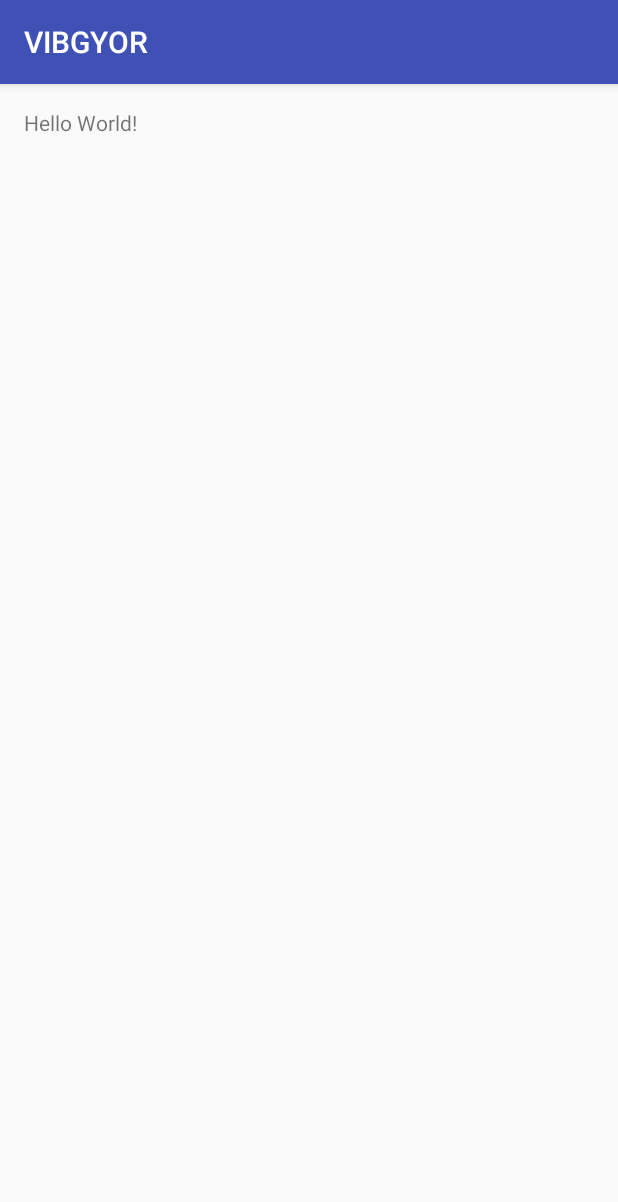
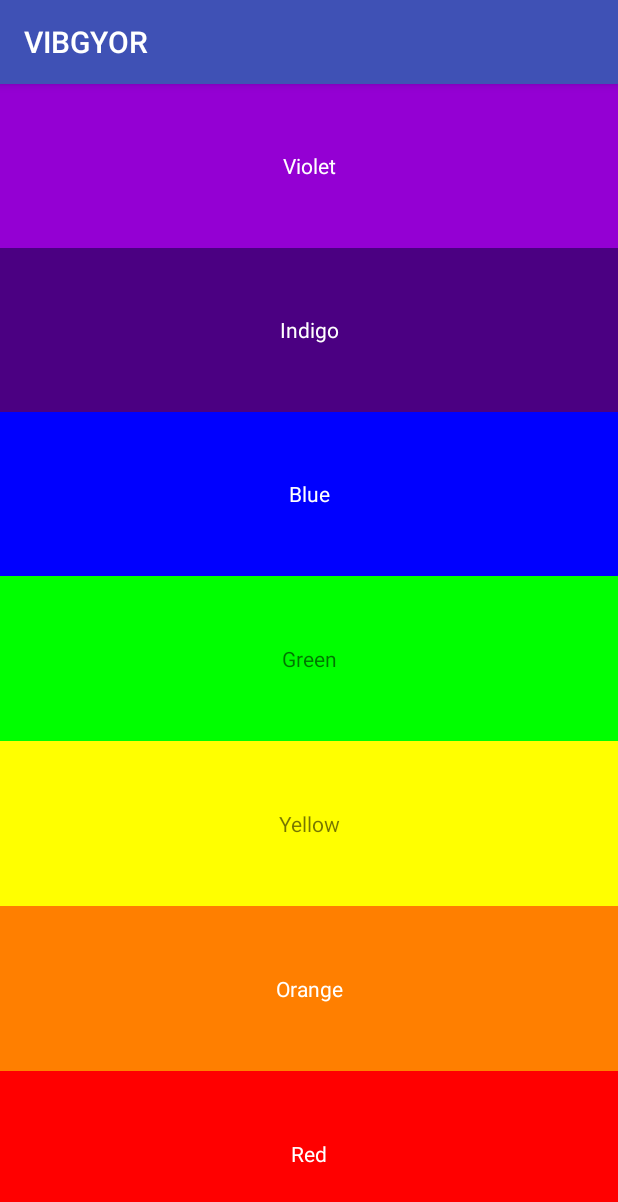
Before and after one commit to Acadgild-AND-Hari/AG_AND_S2_A1, an Android app: the screen it shows after launch (ColorActivity), on a phone screen of 412 x 824 dp. Shown: the top 1202 px of the screen. Run offline under Robolectric (Android 15) with nearby library versions, the phone set to English and light mode, and no system bars.

Commit message:
Added TextView in LinearLayout
7 TextViews with each having different colors from VIBGYOR

```diff
--- a/app/src/main/res/layout/activity_main.xml
+++ b/app/src/main/res/layout/activity_main.xml
@@ -1,17 +1,100 @@
 <?xml version="1.0" encoding="utf-8"?>
-<RelativeLayout xmlns:android="http://schemas.android.com/apk/res/android"
+<LinearLayout xmlns:android="http://schemas.android.com/apk/res/android"
     xmlns:tools="http://schemas.android.com/tools"
     android:id="@+id/activity_main"
     android:layout_width="match_parent"
     android:layout_height="match_parent"
-    android:paddingBottom="@dimen/activity_vertical_margin"
-    android:paddingLeft="@dimen/activity_horizontal_margin"
-    android:paddingRight="@dimen/activity_horizontal_margin"
-    android:paddingTop="@dimen/activity_vertical_margin"
+    android:orientation="vertical"
     tools:context="com.hari.aag.vibgyor.ColorActivity">
 
     <TextView
-        android:layout_width="wrap_content"
+        android:layout_width="match_parent"
         android:layout_height="wrap_content"
-        android:text="Hello World!" />
-</RelativeLayout>
+        android:layout_weight="1"
+        android:background="@color/colorViolet"
+        android:gravity="center"
+        android:paddingBottom="@dimen/activity_vertical_margin"
+        android:paddingLeft="@dimen/activity_horizontal_margin"
+        android:paddingRight="@dimen/activity_horizontal_margin"
+        android:paddingTop="@dimen/activity_vertical_margin"
+        android:text="@string/str_violet"
+        android:textColor="@android:color/white" />
+
+    <TextView
+        android:layout_width="match_parent"
+        android:layout_height="wrap_content"
+        android:layout_weight="1"
+        android:background="@color/colorIndigo"
+        android:gravity="center"
+        android:paddingBottom="@dimen/activity_vertical_margin"
+        android:paddingLeft="@dimen/activity_horizontal_margin"
+        android:paddingRight="@dimen/activity_horizontal_margin"
+        android:paddingTop="@dimen/activity_vertical_margin"
+        android:text="@string/str_indigo"
+        android:textColor="@android:color/white" />
+
+    <TextView
+        android:layout_width="match_parent"
+        android:layout_height="wrap_content"
+        android:layout_weight="1"
+        android:background="@color/colorBlue"
+        android:gravity="center"
+        android:paddingBottom="@dimen/activity_vertical_margin"
+        android:paddingLeft="@dimen/activity_horizontal_margin"
+        android:paddingRight="@dimen/activity_horizontal_margin"
+        android:paddingTop="@dimen/activity_vertical_margin"
+        android:text="@string/str_blue"
+        android:textColor="@android:color/white" />
+
+    <TextView
+        android:layout_width="match_parent"
+        android:layout_height="wrap_content"
+        android:layout_weight="1"
+        android:background="@color/colorGreen"
+        android:gravity="center"
+        android:paddingBottom="@dimen/activity_vertical_margin"
+        android:paddingLeft="@dimen/activity_horizontal_margin"
+        android:paddingRight="@dimen/activity_horizontal_margin"
+        android:paddingTop="@dimen/activity_vertical_margin"
+        android:text="@string/str_green" />
+
+    <TextView
+        android:layout_width="match_parent"
+        android:layout_height="wrap_content"
+        android:layout_weight="1"
+        android:background="@color/colorYellow"
+        android:gravity="center"
+        android:paddingBottom="@dimen/activity_vertical_margin"
+        android:paddingLeft="@dimen/activity_horizontal_margin"
+        android:paddingRight="@dimen/activity_horizontal_margin"
+        android:paddingTop="@dimen/activity_vertical_margin"
+        android:text="@string/str_yellow" />
+
+    <TextView
+        android:layout_width="match_parent"
+        android:layout_height="wrap_content"
+        android:layout_weight="1"
+        android:background="@color/colorOrange"
+        android:gravity="center"
+        android:paddingBottom="@dimen/activity_vertical_margin"
+        android:paddingLeft="@dimen/activity_horizontal_margin"
+        android:paddingRight="@dimen/activity_horizontal_margin"
+        android:paddingTop="@dimen/activity_vertical_margin"
+        android:text="@string/str_orange"
+        android:textColor="@android:color/white" />
+
+    <TextView
+        android:layout_width="match_parent"
+        android:layout_height="wrap_content"
+        android:layout_weight="1"
+        android:background="@color/colorRed"
+        android:gravity="center"
+        android:paddingBottom="@dimen/activity_vertical_margin"
+        android:paddingLeft="@dimen/activity_horizontal_margin"
+        android:paddingRight="@dimen/activity_horizontal_margin"
+        android:paddingTop="@dimen/activity_vertical_margin"
+        android:text="@string/str_red"
+        android:textColor="@android:color/white" />
+
+
+</LinearLayout>
--- /dev/null
+++ b/app/src/main/res/values-land/dimens.xml
@@ -0,0 +1,5 @@
+<?xml version="1.0" encoding="utf-8"?>
+<resources>
+    <dimen name="activity_horizontal_margin">50dp</dimen>
+    <dimen name="activity_vertical_margin">10dp</dimen>
+</resources>
--- a/app/src/main/res/values/colors.xml
+++ b/app/src/main/res/values/colors.xml
@@ -3,4 +3,11 @@
     <color name="colorPrimary">#3F51B5</color>
     <color name="colorPrimaryDark">#303F9F</color>
     <color name="colorAccent">#FF4081</color>
+    <color name="colorViolet">#9400D3</color>
+    <color name="colorIndigo">#4B0082</color>
+    <color name="colorBlue">#0000FF</color>
+    <color name="colorGreen">#00FF00</color>
+    <color name="colorYellow">#FFFF00</color>
+    <color name="colorOrange">#FF7F00</color>
+    <color name="colorRed">#FF0000</color>
 </resources>
--- a/app/src/main/res/values/dimens.xml
+++ b/app/src/main/res/values/dimens.xml
@@ -1,5 +1,4 @@
 <resources>
-    <!-- Default screen margins, per the Android Design guidelines. -->
-    <dimen name="activity_horizontal_margin">16dp</dimen>
-    <dimen name="activity_vertical_margin">16dp</dimen>
+    <dimen name="activity_horizontal_margin">150dp</dimen>
+    <dimen name="activity_vertical_margin">30dp</dimen>
 </resources>
--- a/app/src/main/res/values/strings.xml
+++ b/app/src/main/res/values/strings.xml
@@ -1,3 +1,10 @@
 <resources>
     <string name="app_name">VIBGYOR</string>
+    <string name="str_violet">Violet</string>
+    <string name="str_indigo">Indigo</string>
+    <string name="str_blue">Blue</string>
+    <string name="str_green">Green</string>
+    <string name="str_yellow">Yellow</string>
+    <string name="str_orange">Orange</string>
+    <string name="str_red">Red</string>
 </resources>
```
